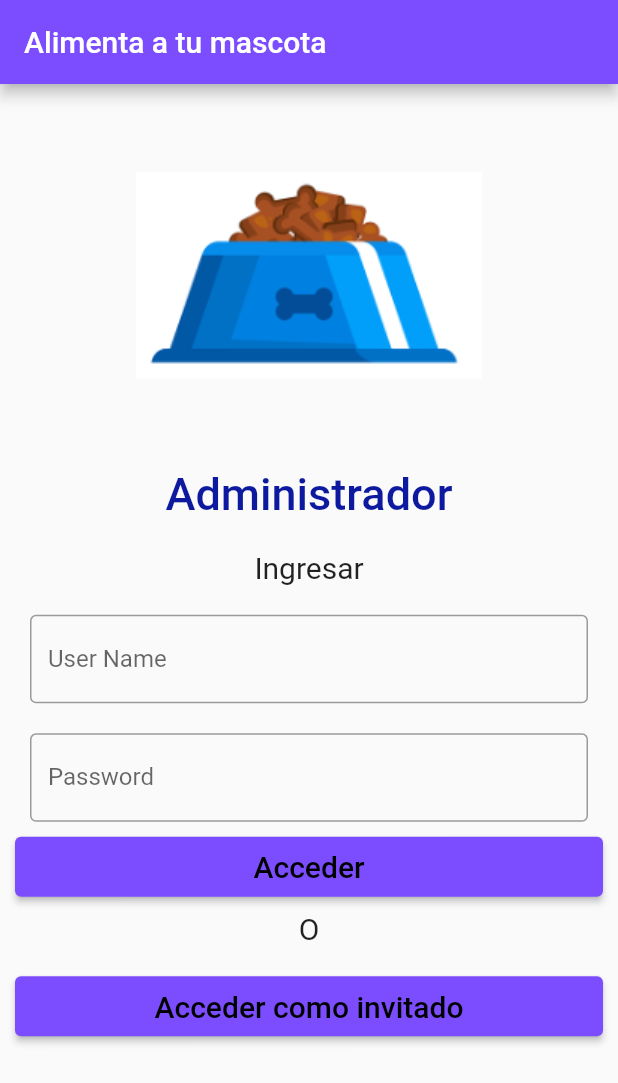
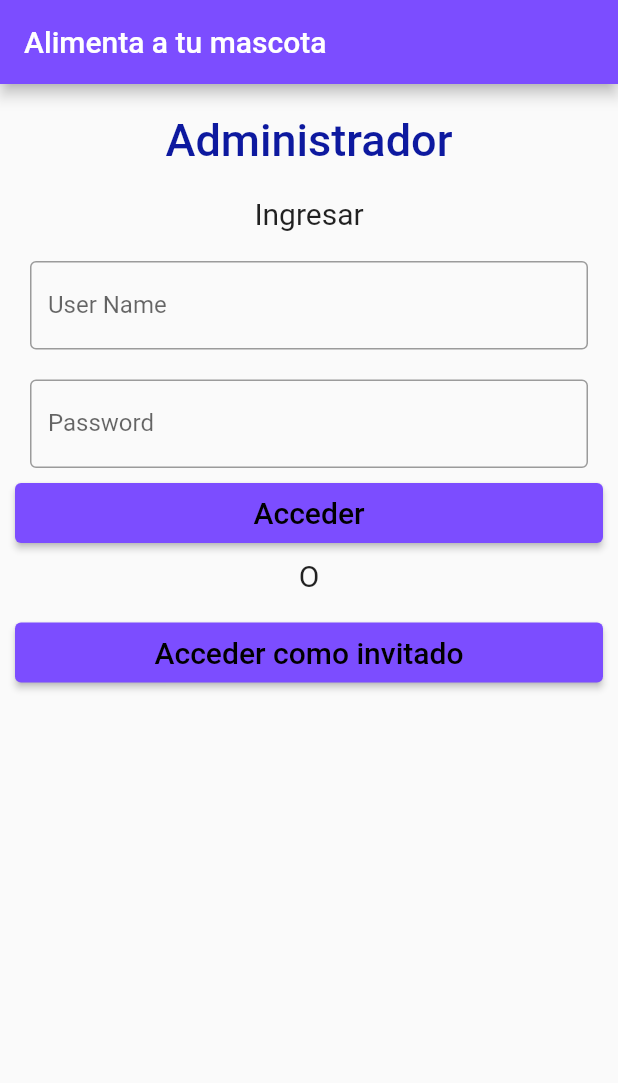
Before and after one commit to BryanSabio/modular3front, a Flutter app: the screen it shows after launch, on a phone screen of 412 x 824 dp. Shown: the top 1083 px of the screen. Run offline on Flutter 3.47's test engine with Material 2 defaults, Android fonts, the phone set to English and light mode, and no system bars; our stand-ins replace animated_background, image_picker, snippet_coder_utils.

Commit message:
first commit

```diff
--- a/lib/main.dart
+++ b/lib/main.dart
@@ -83,10 +83,6 @@ class _MyStatefulWidgetState extends State<MyStatefulWidget> {
           padding: const EdgeInsets.all(10),
           child: ListView(
             children: <Widget>[
-              Container(
-                transformAlignment: Alignment.bottomRight,
-                child: Image.asset('assets/images/logo2.png'), //checar
-              ),
               Container(
                   alignment: Alignment.center,
                   padding: const EdgeInsets.all(10),
--- a/lib/pages/inicio/inicio.dart
+++ b/lib/pages/inicio/inicio.dart
@@ -28,7 +28,7 @@ class inicio extends StatelessWidget {
             // ignore: avoid_unnecessary_containers
             Container(
               // ignore: prefer_const_constructors
-              child: Image.asset('assets/images/pequeños.png'),
+              child: Image.asset('assets/images/pequenos.png'),
               height: 550,
             ),
             Container(
```
Also changed, not shown: assets/images/pequenos.png (renamed from assets/images/pequeños.png).
